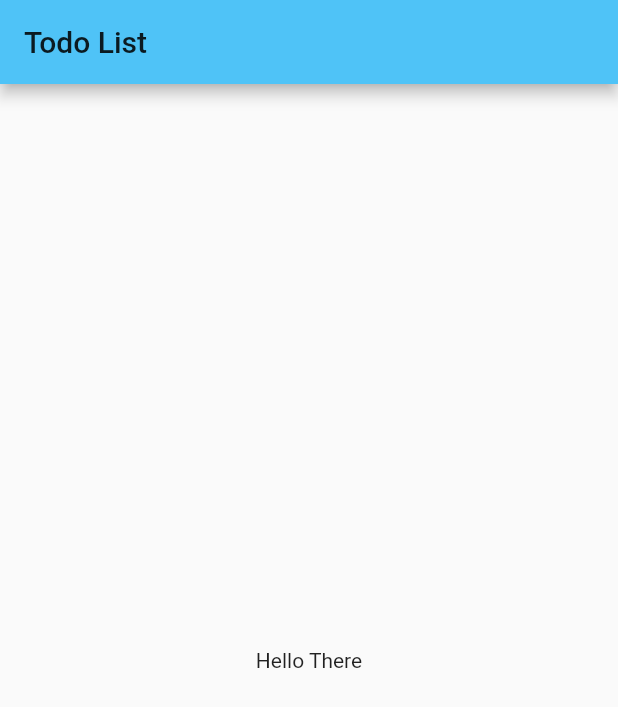
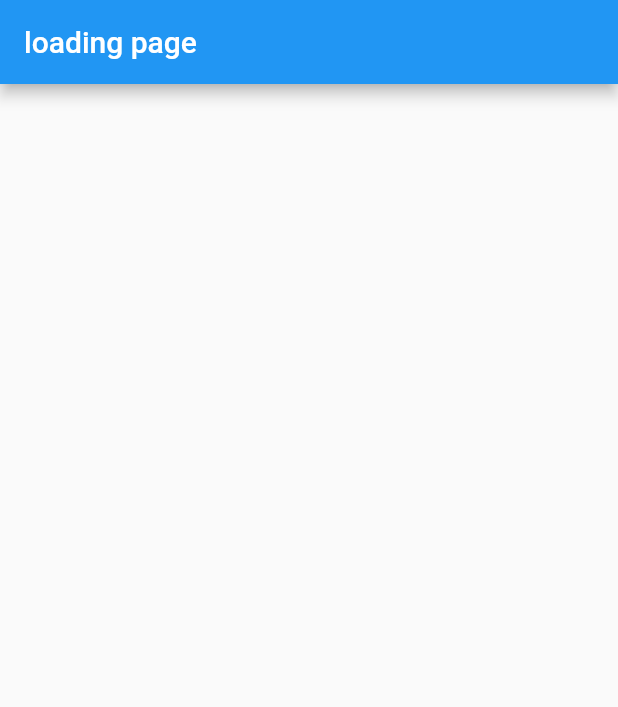
Before and after one commit to Viswath-VS/Flutter-App-World-Clock, a Flutter app: the screen it shows after launch, on a phone screen of 412 x 824 dp. Shown: the top 707 px of the screen. Run offline on Flutter 3.47's test engine with Material 2 defaults, Android fonts, the phone set to English and light mode, and no system bars; missing offline and left inert: dart:js.

Commit message:
base structure completed

```diff
--- a/lib/main.dart
+++ b/lib/main.dart
@@ -1,31 +1,15 @@
+import 'dart:js';
+
 import 'package:flutter/material.dart';
+import 'pages/home.dart';
+import 'pages/choose_location.dart';
+import 'pages/loading.dart';
 
-void main() => runApp(MyApp());
-
-class MyApp extends StatelessWidget {
-  @override
-  Widget build(BuildContext context) {
-    return MaterialApp(
-        theme: ThemeData(primaryColor: Colors.lightBlue[300]),
-        home: TodoList());
-  }
-}
-
-class TodoList extends StatefulWidget {
-  @override
-  TodoListContainer createState() => TodoListContainer();
-}
-
-class TodoListContainer extends State<TodoList> {
-  @override
-  Widget build(BuildContext context) {
-    return Scaffold(
-      appBar: AppBar(
-        title: Text("Todo List"),
-      ),
-      body: Center(
-        child: Text("Hello There"),
-      ),
-    );
-  }
-}
+void main() => runApp(MaterialApp(
+      initialRoute: '/',
+      routes: {
+        '/': (context) => Loading(),
+        '/home': (context) => Home(),
+        '/location': (context) => ChooseLocation()
+      },
+    ));
--- /dev/null
+++ b/lib/pages/loading.dart
@@ -0,0 +1,24 @@
+import 'package:flutter/material.dart';
+import 'package:http/http.dart';
+
+class Loading extends StatefulWidget {
+  @override
+  _LoadingState createState() => _LoadingState();
+}
+
+class _LoadingState extends State<Loading> {
+  void getData() async {
+    Response response = await get(
+        Uri.parse('https://developers.google.com/books/docs/overview'));
+    print(response);
+  }
+
+  @override
+  Widget build(BuildContext context) {
+    return Scaffold(
+      appBar: AppBar(
+        title: Text("loading page"),
+      ),
+    );
+  }
+}
```
Also changed, not shown: lib/pages/choose_location.dart (added, +17 -0 lines), lib/pages/home.dart (added, +17 -0 lines), pubspec.yaml (+4 -3 lines), assets/naruto.jpg (added), 1 other file.
